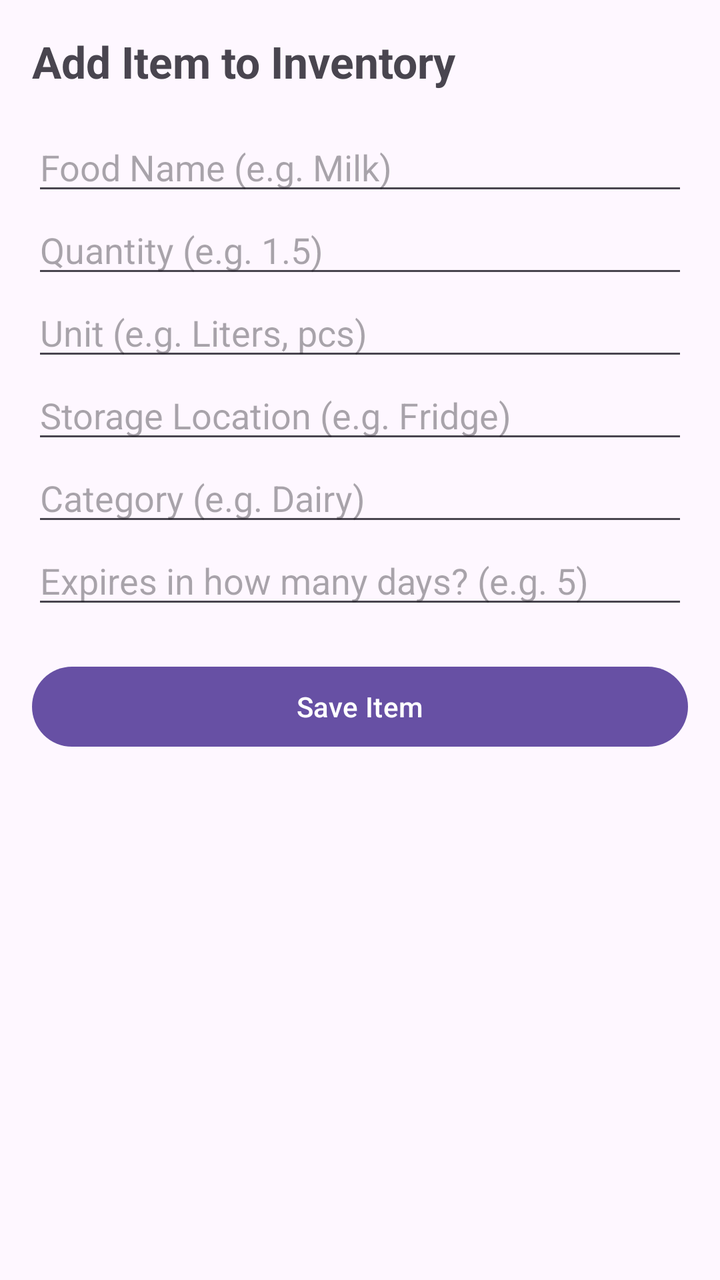
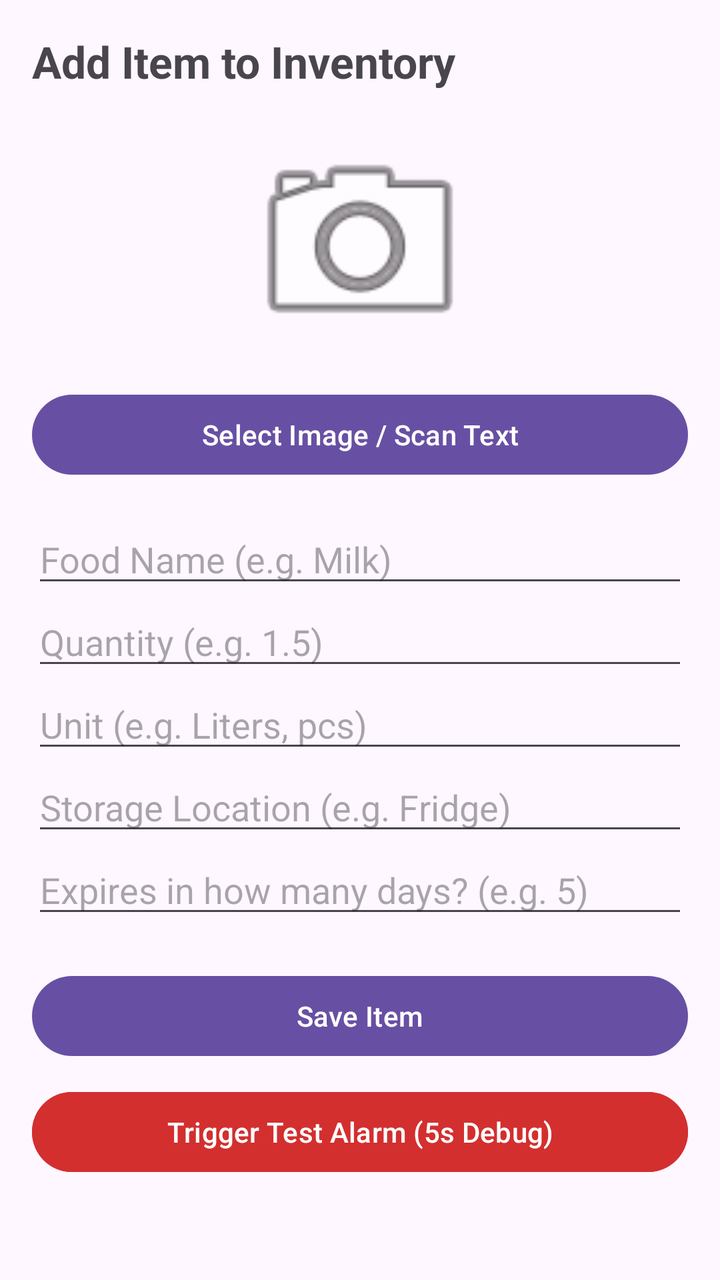

Compare the two renders of this Android layout. The source of the first and the diff that turns it into the second are given below.
<!-- AndroidManifest.xml: application theme Theme.FridYI -->
<!-- res/layout/activity_add_food.xml -->
<?xml version="1.0" encoding="utf-8"?>
<ScrollView xmlns:android="http://schemas.android.com/apk/res/android"
    android:layout_width="match_parent"
    android:layout_height="match_parent"
    android:padding="16dp">

    <LinearLayout
        android:layout_width="match_parent"
        android:layout_height="wrap_content"
        android:orientation="vertical">

        <TextView
            android:layout_width="wrap_content"
            android:layout_height="wrap_content"
            android:text="Add Item to Inventory"
            android:textSize="22sp"
            android:textStyle="bold"
            android:layout_marginBottom="16dp" />

        <EditText
            android:id="@+id/etName"
            android:layout_width="match_parent"
            android:layout_height="wrap_content"
            android:hint="Food Name (e.g. Milk)" />

        <EditText
            android:id="@+id/etQuantity"
            android:layout_width="match_parent"
            android:layout_height="wrap_content"
            android:hint="Quantity (e.g. 1.5)"
            android:inputType="numberDecimal" />

        <EditText
            android:id="@+id/etUnit"
            android:layout_width="match_parent"
            android:layout_height="wrap_content"
            android:hint="Unit (e.g. Liters, pcs)" />

        <EditText
            android:id="@+id/etLocation"
            android:layout_width="match_parent"
            android:layout_height="wrap_content"
            android:hint="Storage Location (e.g. Fridge)" />

        <EditText
            android:id="@+id/etCategory"
            android:layout_width="match_parent"
            android:layout_height="wrap_content"
            android:hint="Category (e.g. Dairy)" />

        <EditText
            android:id="@+id/etDaysToExpire"
            android:layout_width="match_parent"
            android:layout_height="wrap_content"
            android:hint="Expires in how many days? (e.g. 5)"
            android:inputType="number" />

        <Button
            android:id="@+id/btnSave"
            android:layout_width="match_parent"
            android:layout_height="wrap_content"
            android:layout_marginTop="20dp"
            android:text="Save Item" />

    </LinearLayout>
</ScrollView>
<!-- resources referenced by this layout -->
<resources>
  <style name="Theme.FridYI" parent="Base.Theme.FridYI" />
  <style name="Base.Theme.FridYI" parent="Theme.Material3.DayNight.NoActionBar">
          
          
      </style>
</resources>

<!-- the commit's change to res/layout/activity_add_food.xml (unified diff, before → after) -->
@@ -10,11 +10,29 @@
         android:orientation="vertical">
 
         <TextView
+            android:id="@+id/tvAddFoodTitle"
             android:layout_width="wrap_content"
             android:layout_height="wrap_content"
             android:text="Add Item to Inventory"
             android:textSize="22sp"
             android:textStyle="bold"
+            android:layout_marginBottom="16dp" />
+
+        <ImageView
+            android:id="@+id/ivSelectedImage"
+            android:layout_width="120dp"
+            android:layout_height="120dp"
+            android:layout_gravity="center_horizontal"
+            android:layout_marginBottom="12dp"
+            android:scaleType="centerCrop"
+            android:src="@android:drawable/ic_menu_camera"
+            android:contentDescription="Selected Food Image" />
+
+        <Button
+            android:id="@+id/btnSelectImage"
+            android:layout_width="match_parent"
+            android:layout_height="wrap_content"
+            android:text="Select Image / Scan Text"
             android:layout_marginBottom="16dp" />
 
         <EditText
@@ -43,12 +61,6 @@
             android:hint="Storage Location (e.g. Fridge)" />
 
         <EditText
-            android:id="@+id/etCategory"
-            android:layout_width="match_parent"
-            android:layout_height="wrap_content"
-            android:hint="Category (e.g. Dairy)" />
-
-        <EditText
             android:id="@+id/etDaysToExpire"
             android:layout_width="match_parent"
             android:layout_height="wrap_content"
@@ -62,5 +74,14 @@
             android:layout_marginTop="20dp"
             android:text="Save Item" />
 
+        
+        <Button
+            android:id="@+id/btnDebugAlarm"
+            android:layout_width="match_parent"
+            android:layout_height="wrap_content"
+            android:layout_marginTop="10dp"
+            android:backgroundTint="#D32F2F"
+            android:text="Trigger Test Alarm (5s Debug)" />
+
     </LinearLayout>
 </ScrollView>
<!-- resource entries referenced after the edit -->
@@ -1,7 +1,7 @@
 <!-- resources referenced by this layout -->
 <resources>
   <style name="Theme.FridYI" parent="Base.Theme.FridYI" />
-  <style name="Base.Theme.FridYI" parent="Theme.Material3.DayNight.NoActionBar">
+  <style name="Base.Theme.FridYI" parent="Theme.Material3.DayNight">
           
           
       </style>
